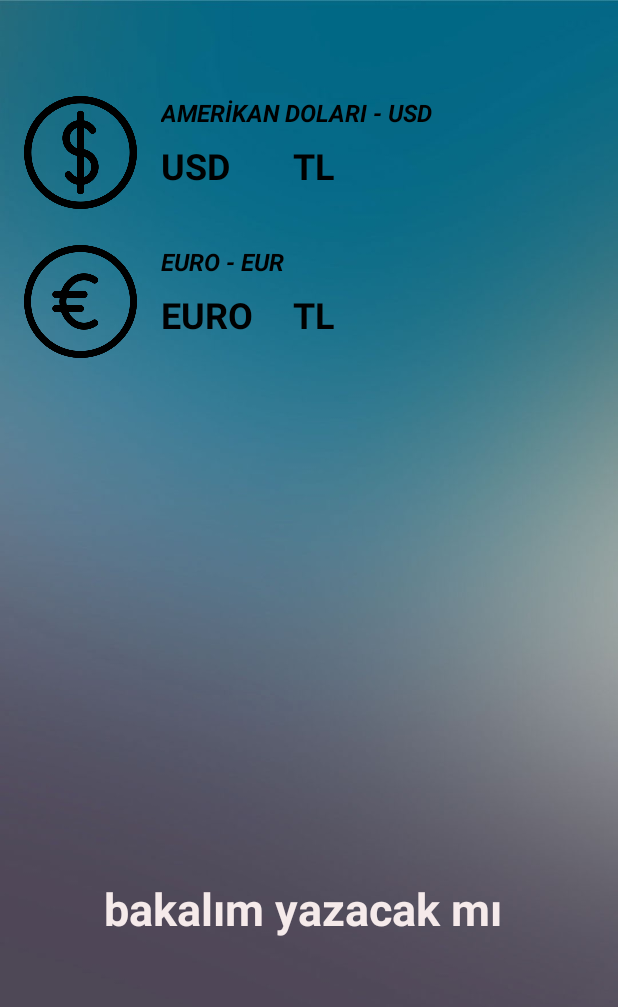
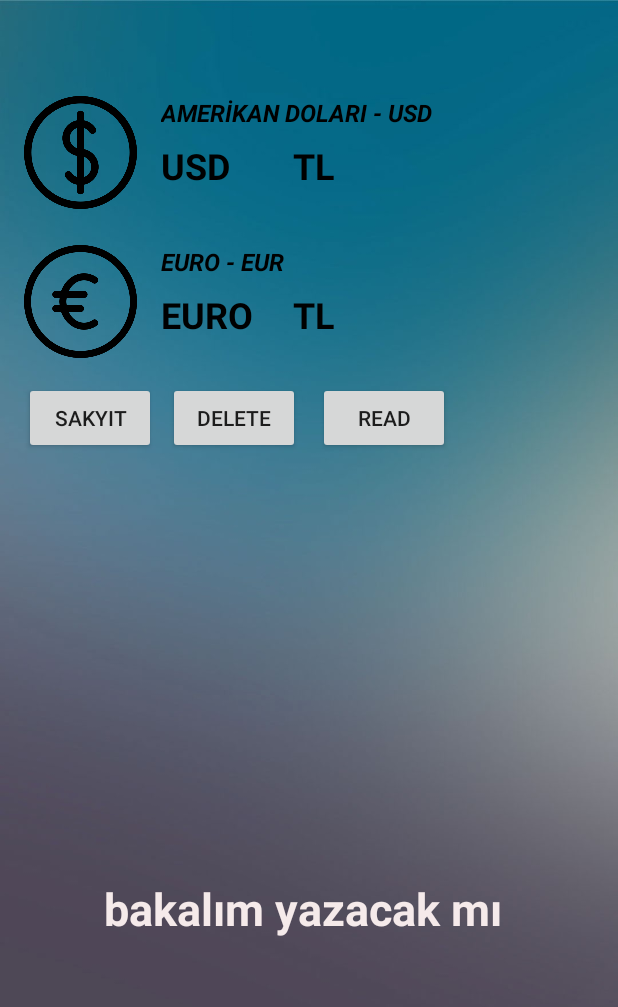
Before and after one commit to osmankiraz/WeatherApp, an Android app: the CurrencyActivity screen opened directly, with no data from a screen before it, on a phone screen of 412 x 824 dp. Shown: the top 1007 px of the screen. Run offline under Robolectric (Android 15) with nearby library versions, the phone set to English and light mode, and no system bars; our stand-ins replace Volley; network calls fail.

Commit message:
10 OCAK 2020 16.45 COMMIT 14.50 kayıt dbleri ayırmadan önce

```diff
--- a/app/src/main/java/com/example/havadurumuapp/CurrencyActivity.kt
+++ b/app/src/main/java/com/example/havadurumuapp/CurrencyActivity.kt
@@ -20,16 +20,27 @@ class CurrencyActivity : AppCompatActivity() {
         super.onCreate(savedInstanceState)
         setContentView(R.layout.activity_currency)
 
-        dolarVeriGetir("USD")
+        dolarVeriGetir()
         //dolarVeriGetir("EUR")
         //euroVeriGetir()
 
+        btnSonKayit.setOnClickListener {
+            val lastDolarDegeri=dbMoney.lastValue()
+            Log.e("OSMAN","SON DOLAR DEGERİ BU MU ==="+lastDolarDegeri)
+        }
+
+        btnDelete.setOnClickListener {
+            dbMoney.deleteAllData()
+        }
+        btnRead.setOnClickListener {
+           showData(dbMoney.readData())
+        }
 
     }
 
-    fun dolarVeriGetir(currencyUnit: String) {
+    fun dolarVeriGetir() {
 
-        val dolarUrl = "https://api.exchangeratesapi.io/latest?base=" + currencyUnit
+        val dolarUrl = "https://api.exchangeratesapi.io/latest?base=USD"
         val dovizObje = JsonObjectRequest(
             Request.Method.GET,
             dolarUrl,
@@ -40,21 +51,31 @@ class CurrencyActivity : AppCompatActivity() {
                     var rates = response?.getJSONObject("rates")
                     dovizTr = rates?.getString("TRY")
 
-                    if (currencyUnit == "USD") {
-                        tvDolar.text = dovizTr.toString()
-                    } else {
-                        tvEuro.text = dovizTr.toString()
+                    var bosMu:Boolean?=null
+                    bosMu=dbMoney.isEmptyTable()
+
+                    if (bosMu == false) // F A L S E    İ S E   D O L U D U R    D İ Ğ E R   K O N T R O L L E R   Y A P I L M A L I D I R
+                    {
+
+                        //Log.e("OSMAN","Deneme bool boş mu dolu mu ???"+ denemeBool)
+
+
+                    }else{  // T R U E  B O Ş  İ S E    Y A P I L A C A K L A R
+
+                            dbMoney.insertData(ParaBirimleriTablo(dollar=dovizTr.toString()))
+                            tvDolar.text = dovizTr.toString()
+
+
+
+
                     }
 
-                    dbMoney.insertData(
-                        ParaBirimleriTablo(
-                            dollar = "5.66",
-                            euro = "6.911",
-                            date = "09012020"
-                        )
-                    )
-                    showData(dbMoney.readData())
-                    //Log.e("Doviz", "Medium deneme : " +)
+
+                   /*
+                    var denemeBool:Boolean?=null
+                    denemeBool=dbMoney.isEmptyTable()
+                    Log.e("OSMAN","Deneme bool boş mu dolu mu ???"+ denemeBool)
+                    */
 
                 }
             },
@@ -68,8 +89,6 @@ class CurrencyActivity : AppCompatActivity() {
 
 
     }
-
-
 
     fun euroVeriGetir() {
         val euroUrl = "https://api.exchangeratesapi.io/latest?base=EUR"
@@ -96,6 +115,8 @@ class CurrencyActivity : AppCompatActivity() {
         MySingleton.getInstance(this).addToRequestQueue(dovizObje2)
     }
 
+
+
     fun showData(list: MutableList<ParaBirimleriTablo>) {
         txtDenemeMedium.text = ""
         list.forEach {
--- a/app/src/main/res/layout/activity_currency.xml
+++ b/app/src/main/res/layout/activity_currency.xml
@@ -115,4 +115,33 @@
         app:layout_constraintHorizontal_bias="0.496"
         app:layout_constraintStart_toStartOf="parent"
         app:layout_constraintTop_toBottomOf="@+id/imgEuro" />
+
+    <Button
+        android:id="@+id/btnSonKayit"
+        android:layout_width="wrap_content"
+        android:layout_height="wrap_content"
+        android:layout_marginTop="16dp"
+        android:text="SAKYIT"
+        app:layout_constraintStart_toStartOf="@+id/imgEuro"
+        app:layout_constraintTop_toBottomOf="@+id/imgEuro" />
+
+    <Button
+        android:id="@+id/btnDelete"
+        android:layout_width="wrap_content"
+        android:layout_height="wrap_content"
+        android:layout_marginStart="8dp"
+        android:layout_marginTop="16dp"
+        android:text="delete"
+        app:layout_constraintStart_toEndOf="@+id/btnSonKayit"
+        app:layout_constraintTop_toBottomOf="@+id/imgEuro" />
+
+    <Button
+        android:id="@+id/btnRead"
+        android:layout_width="wrap_content"
+        android:layout_height="wrap_content"
+        android:layout_marginStart="12dp"
+        android:layout_marginTop="16dp"
+        android:text="read"
+        app:layout_constraintStart_toEndOf="@+id/btnDelete"
+        app:layout_constraintTop_toBottomOf="@+id/imgEuro" />
 </androidx.constraintlayout.widget.ConstraintLayout>
```
Also changed, not shown: app/src/main/java/com/example/havadurumuapp/DBHelper.kt (+29 -0 lines), 69 other files.
